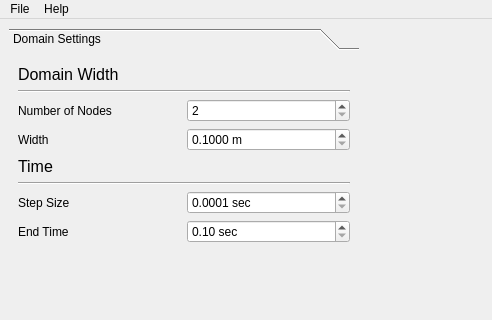
Before: the Qt Designer form gui/solver.ui in mirrorscotty/fe-solver, drawn with Qt 5; both pictures show x 0 to 492 and y 0 to 320 of the 826 by 680 pixel window.
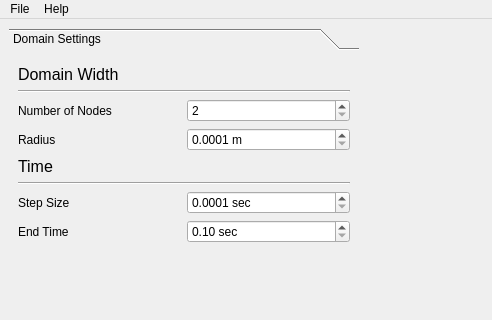
After: the same form once the commit is applied. Custom widgets are drawn as their Qt base class.

Commit message: Updated the about dialog and added a copyright file.

Patch:
```diff
--- a/gui/solver.ui
+++ b/gui/solver.ui
@@ -101,7 +101,7 @@
           <item>
            <widget class="QLabel" name="label_39">
             <property name="text">
-             <string>Width</string>
+             <string>Radius</string>
             </property>
            </widget>
           </item>
@@ -114,7 +114,7 @@
              <number>4</number>
             </property>
             <property name="minimum">
-             <double>0.100000000000000</double>
+             <double>0.000100000000000</double>
             </property>
            </widget>
           </item>
```
Left out of the diff: 8 changed lines with no effect on the pictures. The commit also changes 3 other files.
